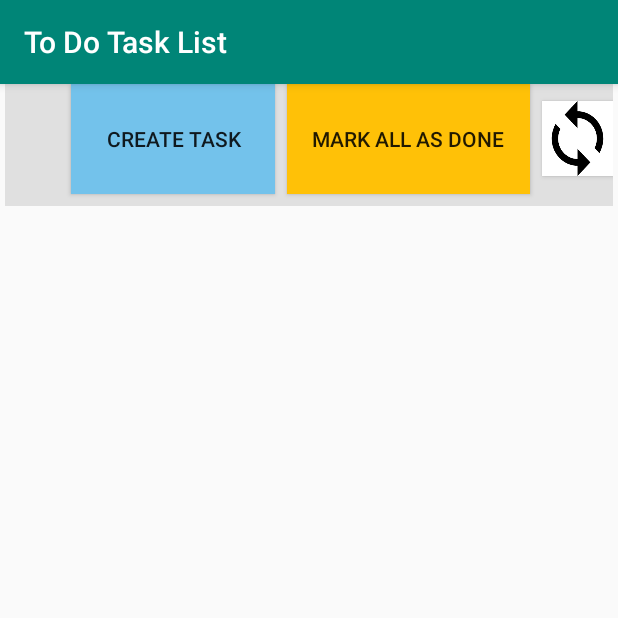
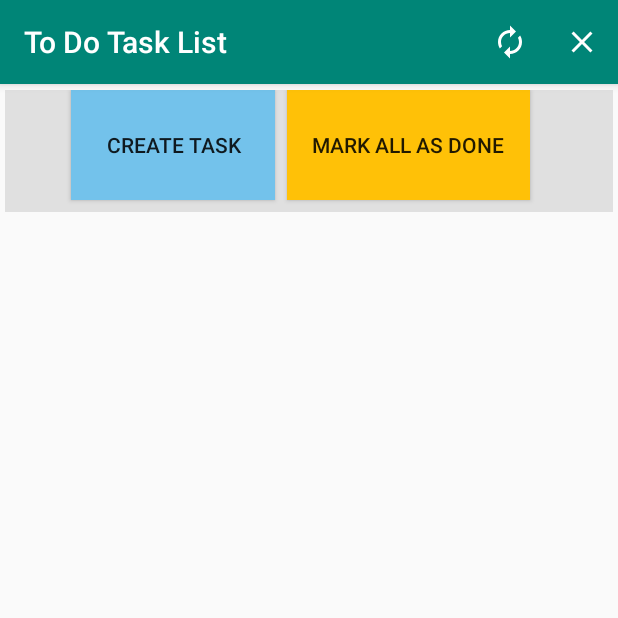
Before and after one commit to kaustuvnandy/ToDoAppProject, an Android app: the ToDoTaskList screen opened directly, with no data from a screen before it, on a phone screen of 412 x 824 dp, the top half of it. Run offline under Robolectric (Android 15) with nearby library versions, the phone set to English and light mode, and no system bars; libraries missing offline, so code that uses them is left out: io.realm; 5 statements that could not run were skipped.

Commit message:
Logout Done

```diff
--- a/ToDoApp/app/build.gradle
+++ b/ToDoApp/app/build.gradle
@@ -29,4 +29,5 @@ dependencies {
     androidTestImplementation 'androidx.test:runner:1.2.0'
     androidTestImplementation 'androidx.test.espresso:espresso-core:3.2.0'
     implementation 'androidx.recyclerview:recyclerview:1.0.0'
+    implementation 'com.google.android.material:material:1.0.0'
 }
--- a/ToDoApp/app/src/main/AndroidManifest.xml
+++ b/ToDoApp/app/src/main/AndroidManifest.xml
@@ -16,7 +16,7 @@
         <activity android:name=".CreateToDoTask" android:label="Create To Do task"></activity>
         <activity android:name=".ToDoTaskList" android:label="To Do Task List"/>
         <activity android:name=".SignUpActivity" android:label="Sign Up"/>
-        <activity android:name=".LoginActivity" android:label="Login Page">
+        <activity android:name=".LoginActivity" android:label="To Do App">
             <intent-filter>
                 <action android:name="android.intent.action.MAIN" />
 
--- /dev/null
+++ b/ToDoApp/app/src/main/res/drawable/ic_autorenew_black_24dp.xml
@@ -0,0 +1,9 @@
+<vector xmlns:android="http://schemas.android.com/apk/res/android"
+        android:width="24dp"
+        android:height="24dp"
+        android:viewportWidth="24.0"
+        android:viewportHeight="24.0">
+    <path
+        android:fillColor="@android:color/white"
+        android:pathData="M12,6v3l4,-4 -4,-4v3c-4.42,0 -8,3.58 -8,8 0,1.57 0.46,3.03 1.24,4.26L6.7,14.8c-0.45,-0.83 -0.7,-1.79 -0.7,-2.8 0,-3.31 2.69,-6 6,-6zM18.76,7.74L17.3,9.2c0.44,0.84 0.7,1.79 0.7,2.8 0,3.31 -2.69,6 -6,6v-3l-4,4 4,4v-3c4.42,0 8,-3.58 8,-8 0,-1.57 -0.46,-3.03 -1.24,-4.26z"/>
+</vector>
--- /dev/null
+++ b/ToDoApp/app/src/main/res/drawable/ic_close_black_24dp.xml
@@ -0,0 +1,9 @@
+<vector xmlns:android="http://schemas.android.com/apk/res/android"
+        android:width="24dp"
+        android:height="24dp"
+        android:viewportWidth="24.0"
+        android:viewportHeight="24.0">
+    <path
+        android:fillColor="@android:color/white"
+        android:pathData="M19,6.41L17.59,5 12,10.59 6.41,5 5,6.41 10.59,12 5,17.59 6.41,19 12,13.41 17.59,19 19,17.59 13.41,12z"/>
+</vector>
--- a/ToDoApp/app/src/main/res/layout/activity_to_do_task_list.xml
+++ b/ToDoApp/app/src/main/res/layout/activity_to_do_task_list.xml
@@ -11,12 +11,13 @@
         android:layout_width="405dp"
         android:layout_height="81dp"
         android:layout_marginStart="8dp"
+        android:layout_marginTop="4dp"
         android:layout_marginEnd="8dp"
         android:background="#A6D3D3D3"
         android:orientation="horizontal"
         app:layout_constraintEnd_toEndOf="parent"
         app:layout_constraintStart_toStartOf="parent"
-        tools:layout_editor_absoluteY="4dp">
+        app:layout_constraintTop_toTopOf="parent">
 
         <Button
             android:id="@+id/create_task"
@@ -44,13 +45,6 @@
             app:layout_constraintStart_toStartOf="@+id/linearLayout"
             app:layout_constraintTop_toTopOf="@+id/linearLayout" />
 
-        <Button
-            android:id="@+id/refresh_activity"
-            android:layout_width="40dp"
-            android:layout_height="50dp"
-            android:layout_weight="1"
-            android:background="@drawable/refresh_logo"
-            android:onClick="onClickRefresh" />
     </LinearLayout>
 
     <androidx.recyclerview.widget.RecyclerView
--- /dev/null
+++ b/ToDoApp/app/src/main/res/menu/top_menu.xml
@@ -0,0 +1,13 @@
+<?xml version="1.0" encoding="utf-8"?>
+<menu xmlns:android="http://schemas.android.com/apk/res/android"
+    xmlns:app="http://schemas.android.com/apk/res-auto">
+    <item android:id="@+id/refresh"
+        android:icon="@drawable/ic_autorenew_black_24dp"
+        android:title="REFRESH"
+        app:showAsAction="ifRoom" />
+    <item android:id="@+id/logout"
+        android:icon="@drawable/ic_close_black_24dp"
+        android:title="LOGOUT"
+        app:showAsAction="ifRoom" />
+
+</menu>
```
Also changed, not shown: ToDoApp/app/src/main/java/com/project/todoapp/ToDoTaskList.java (+31 -6 lines).
